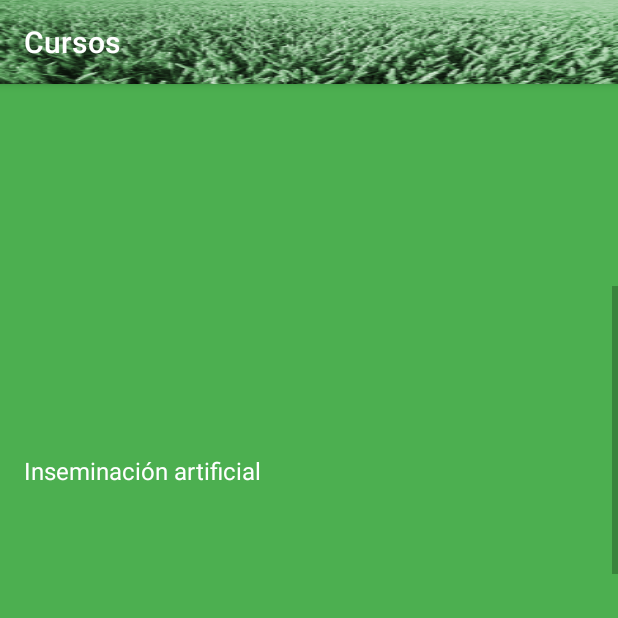
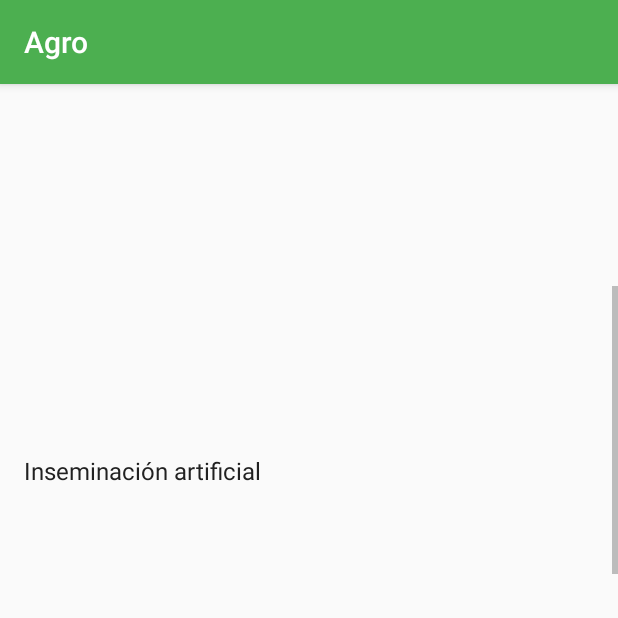
Before and after one commit to LuisLeguizamon/vistas_grid, an Android app: the Listab screen opened directly, with no data from a screen before it, scrolled down 537 dp, on a phone screen of 412 x 824 dp, the top half of it. Run offline under Robolectric (Android 15) with nearby library versions, the phone set to English and light mode, and no system bars; 2 statements that could not run were skipped.

```diff
--- a/app/src/main/res/drawable/line_divider.xml
+++ b/app/src/main/res/drawable/line_divider.xml
@@ -8,7 +8,7 @@
             android:width="1dp"
             android:height="1dp" />
 
-        <solid android:color="@color/white" />
+        <solid android:color="@color/divider_color" />
 
 
     </shape>
--- a/app/src/main/res/layout/content_listab.xml
+++ b/app/src/main/res/layout/content_listab.xml
@@ -12,7 +12,7 @@
         android:layout_height="wrap_content"
         android:fontFamily="sans-serif"
         android:textSize="16sp"
-        android:textColor="@color/white"
+        android:textColor="@color/primary_text"
         android:layout_gravity="center_vertical"
         android:id="@+id/tx_b"/>
 
--- a/app/src/main/res/values/colors.xml
+++ b/app/src/main/res/values/colors.xml
@@ -9,7 +9,6 @@
     <color name="red">#F44336</color>
     <color name="pink">#E91E63</color>
     <color name="purple">#9C27B0</color>
-    <color name="deep_purple">#673AB7</color>
     <color name="indigo">#3F51B5</color>
     <color name="blue">#2196F3</color>
     <color name="teal">#009688</color>
@@ -37,5 +36,18 @@
     </array>
 
 
+<color name="primary_text">#212121</color>
+    <color name="secondary_text">#727272</color>
+    <color name="divider_color">#B6B6B6</color>
+
+
+    <color name="green_dark">#388E3C</color>
+    <color name="pink_dark">#C2185B</color>
+    <color name="blue_grey_dark">#455A64</color>
+    <color name="teal_dark">#00796B</color>
+    <color name="orange">#FF9800</color>
+    <color name="purple_dark">#7B1FA2</color>
+    <color name="blue_dark">#1976D2</color>
+    <color name="indigo_dark">#303F9F</color>
 
 </resources>
```
Also changed, not shown: app/src/main/java/com/example/luis/vistas_grid/Listab.java (+23 -22 lines).
